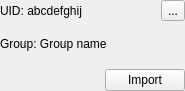
sensehawk/qgis_plugin, file windows/project_details.ui: the form before one commit.
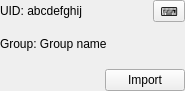
The form after the commit. Custom widgets are drawn as their Qt base class.

The edit to the form file:
```diff
--- a/windows/project_details.ui
+++ b/windows/project_details.ui
@@ -75,7 +75,7 @@
      <item row="0" column="2">
       <widget class="QToolButton" name="toolButton">
        <property name="text">
-        <string>...</string>
+        <string>⌨️</string>
        </property>
       </widget>
      </item>
```
